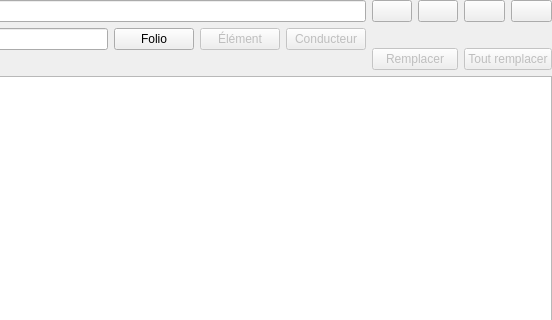
The window that sources/SearchAndReplace/ui/searchandreplacewidget.ui (qelectrotech/qelectrotech-source-mirror) describes before a commit, drawn with Qt 5; both pictures show x 345 to 897 and y 0 to 320 of the 897 by 596 pixel window.
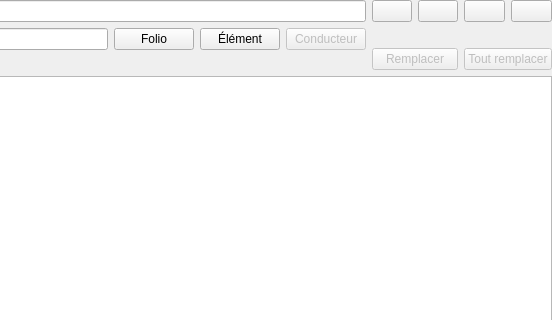
The same window after the commit. Icons and pictures are not drawn.

Diff of the .ui file:
```diff
--- a/sources/SearchAndReplace/ui/searchandreplacewidget.ui
+++ b/sources/SearchAndReplace/ui/searchandreplacewidget.ui
@@ -184,7 +184,7 @@
      <item row="1" column="4">
       <widget class="QPushButton" name="m_element_pb">
        <property name="enabled">
-        <bool>false</bool>
+        <bool>true</bool>
        </property>
        <property name="text">
         <string>Élément</string>
```
